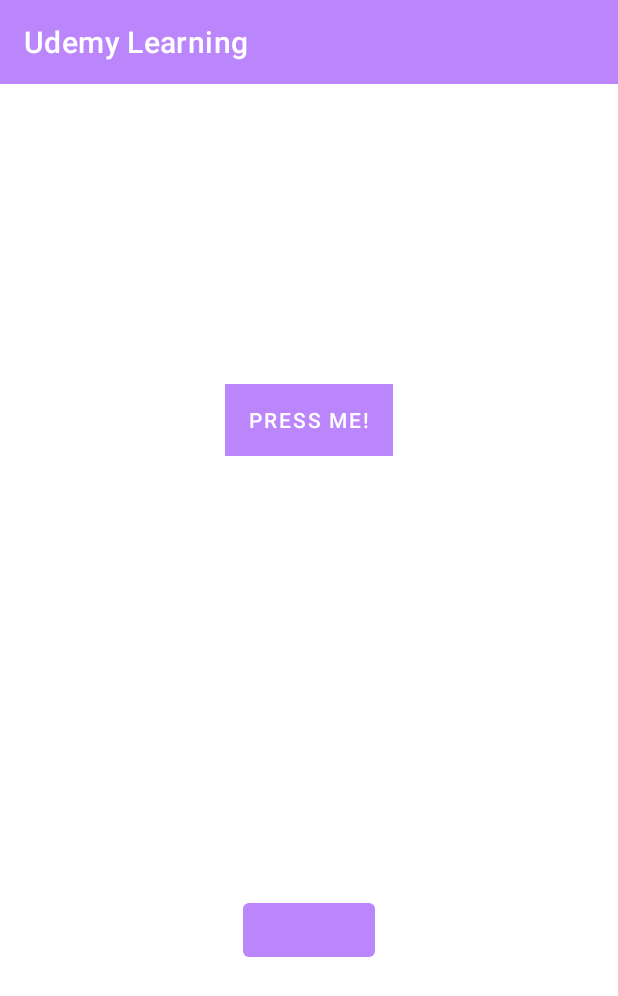
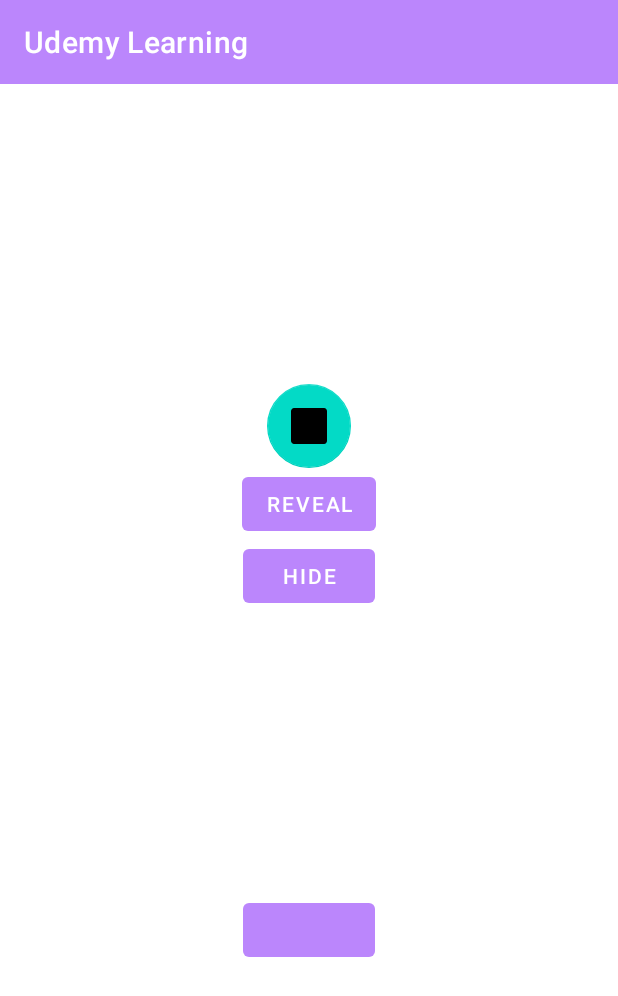
Before and after one commit to kumar-sanju/UdemyLearning, an Android app: the OtherActivity screen opened directly, with no data from a screen before it, on a phone screen of 412 x 824 dp. Shown: the top 996 px of the screen. Run offline under Robolectric (Android 15) with nearby library versions, the phone set to English and light mode, and no system bars; libraries missing offline, so code that uses them is left out: com.shrikanthravi.library; plain views replace NightModeButton; 2 statements that could not run were skipped.

Commit message:
new layout

```diff
--- a/app/src/main/java/com/sanju/udemylearning/OtherActivity.java
+++ b/app/src/main/java/com/sanju/udemylearning/OtherActivity.java
@@ -2,6 +2,8 @@ package com.sanju.udemylearning;
 
 import androidx.appcompat.app.AppCompatActivity;
 
+import android.animation.Animator;
+import android.animation.AnimatorListenerAdapter;
 import android.animation.ArgbEvaluator;
 import android.animation.ValueAnimator;
 import android.graphics.Color;
@@ -14,16 +16,20 @@ import android.graphics.drawable.ShapeDrawable;
 import android.graphics.drawable.shapes.RectShape;
 import android.os.Bundle;
 import android.view.View;
+import android.view.ViewAnimationUtils;
 import android.widget.Button;
 import android.widget.RelativeLayout;
 import android.widget.Toast;
 
+import com.google.android.material.floatingactionbutton.FloatingActionButton;
 import com.shrikanthravi.library.NightModeButton;
 
 public class OtherActivity extends AppCompatActivity {
 
     NightModeButton nightModeButton;
     RelativeLayout relativeLayout;
+    private Button buttonReveal;
+    private Button buttonHide;
 
     @Override
     protected void onCreate(Bundle savedInstanceState) {
@@ -33,26 +39,20 @@ public class OtherActivity extends AppCompatActivity {
         relativeLayout = findViewById(R.id.rootLayout);
         nightModeButton = findViewById(R.id.nightModeButton);
 
-        Button theButton = (Button)findViewById(R.id.thebutton);
-        ShapeDrawable.ShaderFactory sf = new ShapeDrawable.ShaderFactory() {
+        buttonReveal = findViewById(R.id.button_reveal);
+        buttonHide = findViewById(R.id.button_hide);
+        buttonReveal.setOnClickListener(new View.OnClickListener() {
             @Override
-            public Shader resize(int width, int height) {
-                LinearGradient lg = new LinearGradient(height, width, width, height,
-                        new int[] {
-                                Color.parseColor("#000000"),
-                                Color.parseColor("#777777"),
-                                Color.parseColor("#FFFFFF")
-                        },
-                        new float[] {
-                                0, 0.45f, 1 },
-                        Shader.TileMode.REPEAT);
-                return lg;
+            public void onClick(View v) {
+                revealFAB();
             }
-        };
-        PaintDrawable p = new PaintDrawable();
-        p.setShape(new RectShape());
-        p.setShaderFactory(sf);
-        theButton.setBackground(p);
+        });
+        buttonHide.setOnClickListener(new View.OnClickListener() {
+            @Override
+            public void onClick(View v) {
+                hideFAB();
+            }
+        });
 
         final int colorFrom = getResources().getColor(R.color.white);
         final int colorTo = getResources().getColor(R.color.dark);
@@ -103,4 +103,29 @@ public class OtherActivity extends AppCompatActivity {
         });
         colorAnimation.start();
     }
+
+    private void revealFAB() {
+        View view = findViewById(R.id.fab);
+        int cx = view.getWidth() / 2;
+        int cy = view.getHeight() / 2;
+        float finalRadius = (float) Math.hypot(cx, cy);
+        Animator anim = ViewAnimationUtils.createCircularReveal(view, cx, cy, 0, finalRadius);
+        view.setVisibility(View.VISIBLE);
+        anim.start();
+    }
+    private void hideFAB() {
+        final View view = findViewById(R.id.fab);
+        int cx = view.getWidth() / 2;
+        int cy = view.getHeight() / 2;
+        float initialRadius = (float) Math.hypot(cx, cy);
+        Animator anim = ViewAnimationUtils.createCircularReveal(view, cx, cy, initialRadius, 0);
+        anim.addListener(new AnimatorListenerAdapter() {
+            @Override
+            public void onAnimationEnd(Animator animation) {
+                super.onAnimationEnd(animation);
+                view.setVisibility(View.INVISIBLE);
+            }
+        });
+        anim.start();
+    }
 }
--- a/app/src/main/res/layout/activity_other.xml
+++ b/app/src/main/res/layout/activity_other.xml
@@ -16,13 +16,37 @@
         android:id="@+id/nightModeButton"
         android:layout_centerVertical="true"/>
 
-    <Button
-        android:id="@+id/thebutton"
-        android:layout_width="wrap_content"
+    <LinearLayout
+        android:layout_width="match_parent"
         android:layout_height="wrap_content"
-        android:text="Press Me!"
+        android:orientation="vertical"
         android:layout_centerHorizontal="true"
         android:layout_marginTop="20dp"
-        />
+        >
+        <com.google.android.material.floatingactionbutton.FloatingActionButton
+            android:id="@+id/fab"
+            android:layout_width="wrap_content"
+            android:layout_height="wrap_content"
+            android:layout_gravity="center"
+            android:src="@mipmap/ic_launcher"
+            app:fabSize="normal" />
+        <Button
+            android:id="@+id/button_reveal"
+            android:layout_width="wrap_content"
+            android:layout_height="wrap_content"
+            android:layout_alignBaseline="@id/button_hide"
+            android:layout_gravity="center"
+            android:layout_alignBottom="@id/button_hide"
+            android:layout_toStartOf="@id/button_hide"
+            android:text="reveal" />
+        <Button
+            android:id="@+id/button_hide"
+            android:layout_width="wrap_content"
+            android:layout_height="wrap_content"
+            android:layout_alignBottom="@id/fab"
+            android:layout_gravity="center"
+            android:layout_toStartOf="@id/fab"
+            android:text="hide" />
+    </LinearLayout>
 
 </RelativeLayout>
```
